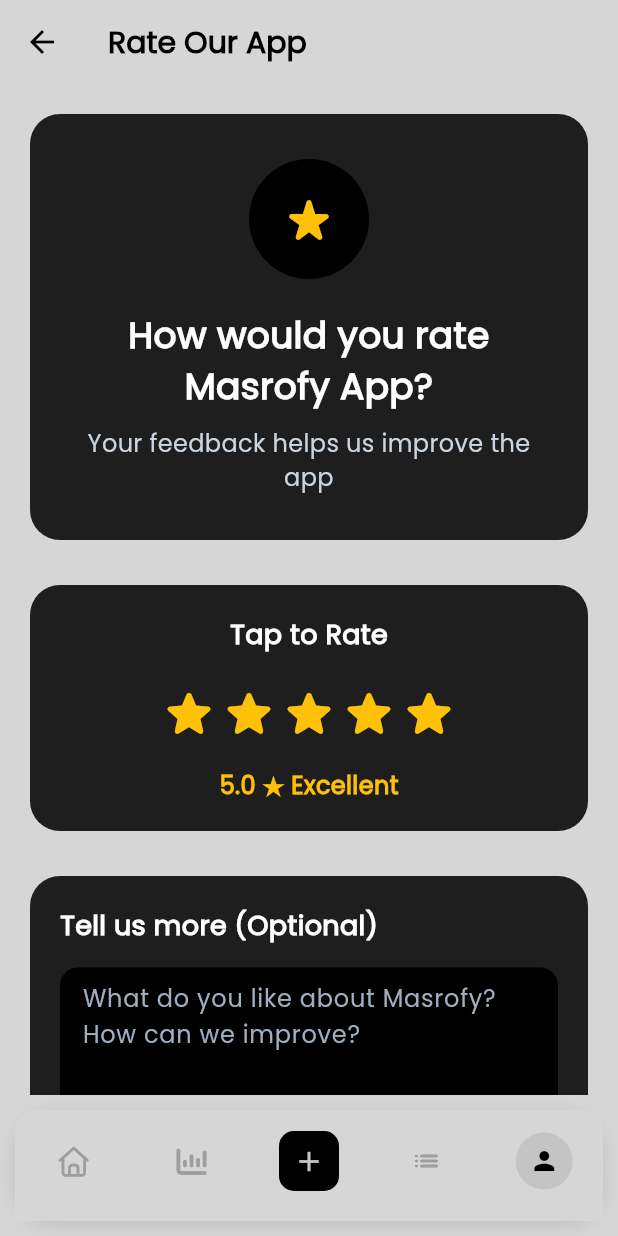
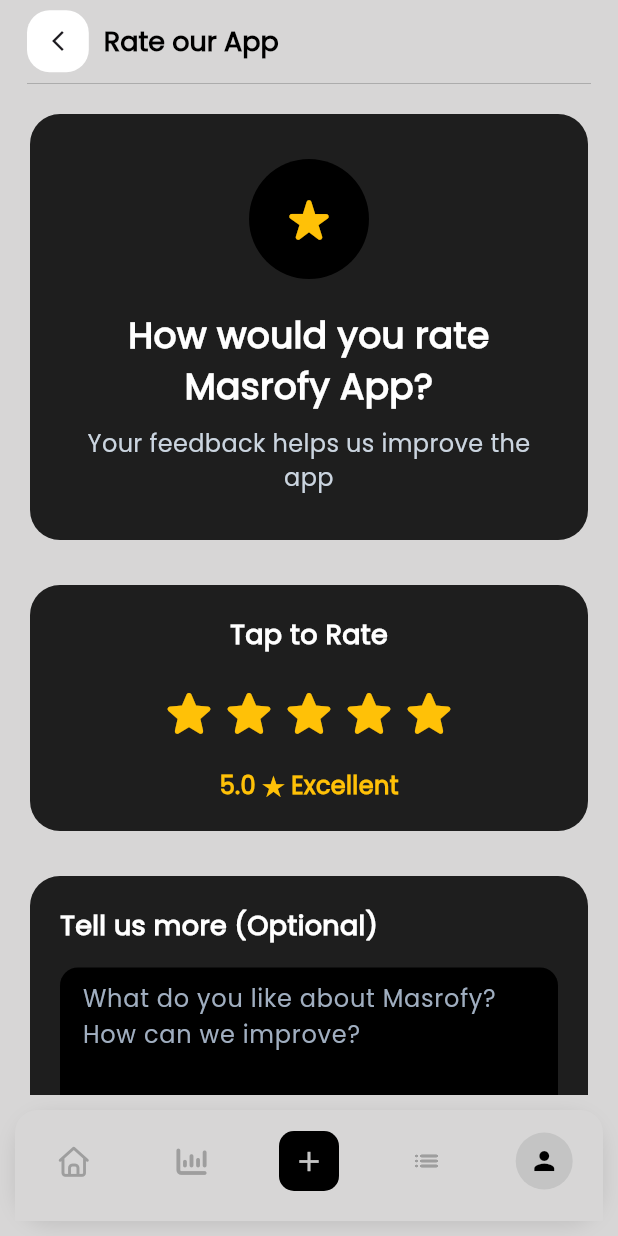
Before and after one commit to Donia-Abd-ElNasser/Masrofy, a Flutter app: the ProfileView screen opened by its route, after a tap on "Rate the app", on a phone screen of 412 x 824 dp. Run offline on Flutter 3.47's test engine with Material 3 defaults, Android fonts, the phone set to English and light mode, and no system bars; our stand-ins replace bloc, cloud_firestore, connectivity_plus, firebase_auth, firebase_core, fl_chart and 5 more; accounts and stored records are empty.

Commit message:
all app completed

```diff
--- a/lib/core/routes.dart
+++ b/lib/core/routes.dart
@@ -2,7 +2,7 @@
 import 'package:flutter/material.dart';
 import 'package:go_router/go_router.dart';
 import 'package:masrofy/profile/profile_view.dart';
-import 'package:masrofy/profile/required_info.dart';
+import 'package:masrofy/garbish/required_info.dart';
 
 import 'package:masrofy/screens/Auth/views/phone_view.dart';
 import 'package:masrofy/screens/Auth/views/verify_phone_view.dart';
--- /dev/null
+++ b/lib/profile/custom_profile_back_buton.dart
@@ -0,0 +1,49 @@
+import 'package:flutter/material.dart';
+import 'package:go_router/go_router.dart';
+
+class CustomProfileBackButon extends StatelessWidget {
+  const CustomProfileBackButon({super.key, required this.width, required this.text});
+final double width;
+  final String text;
+  @override
+  Widget build(BuildContext context) {
+    return Padding(
+      padding: EdgeInsets.symmetric(horizontal: 2),
+      child: Column(
+        children: [
+          SizedBox(height: 15),
+          Row(
+
+            children: [
+              Container(
+                  decoration: BoxDecoration(
+                    color: Colors.white,
+                    borderRadius: BorderRadius.circular(15),
+                  ),
+                  width: width * 0.10,
+                  height: width * 0.1,
+                  child: IconButton(
+                    onPressed: () {
+                    (context).pop();
+                    },
+                    icon: const Icon(Icons.arrow_back_ios_new,size: 16,),
+                  ),
+                ),
+              SizedBox(width: 10),
+
+              Text(
+                text,
+                style: TextStyle(
+                  fontSize: 18,
+                  color: Colors.black,
+                  fontWeight: FontWeight.w600,
+                ),
+              ),
+            ],
+          ),
+          Divider(thickness: 1.2, color: Colors.grey),
+        ],
+      ),
+    );
+  }
+}
--- a/lib/screens/rate_app.dart
+++ b/lib/profile/rate_app.dart
@@ -2,29 +2,24 @@
 import 'package:flutter/material.dart';
 import 'package:font_awesome_flutter/font_awesome_flutter.dart';
 import 'package:masrofy/core/constants.dart';
+
+import 'package:masrofy/profile/custom_profile_back_buton.dart';
 
 class RateAppScreen extends StatelessWidget {
   const RateAppScreen({super.key});
 
   @override
   Widget build(BuildContext context) {
+
+    final width = MediaQuery.of(context).size.width;
     return Scaffold(
       backgroundColor: kPrimaryColor,
       appBar: AppBar(
+        automaticallyImplyLeading: false,
         backgroundColor: kPrimaryColor,
         elevation: 0,
-        leading: IconButton(
-          icon: const Icon(Icons.arrow_back, color: Colors.black),
-          onPressed: () => Navigator.pop(context),
-        ),
-        title: const Text(
-          'Rate Our App',
-          style: TextStyle(
-            color: Colors.black,
-            fontSize: 20,
-            fontWeight: FontWeight.bold,
-          ),
-        ),
+
+        title: CustomProfileBackButon(width: width, text: 'Rate our App')
       ),
       body: SingleChildScrollView(
         padding: const EdgeInsets.all(20),
--- a/lib/screens/Auth/view_model/auth_cubit/auth_cubit.dart
+++ b/lib/screens/Auth/view_model/auth_cubit/auth_cubit.dart
@@ -125,7 +125,7 @@
     } on FirebaseAuthException catch (e) {
       emit(AuthFailure(errmessage: e.message ?? 'Firebase Auth Error'));
     } catch (e) {
-      emit(AuthFailure(errmessage: e.toString()));
+      emit(AuthFailure(errmessage: 'Sign in with Google was cancelled'));
     }
     return null;
   }
--- a/lib/screens/budget/view/budget_view.dart
+++ b/lib/screens/budget/view/budget_view.dart
@@ -117,7 +117,7 @@
                       Builder(
                         builder: (context) {
                           final data = doc.data() as Map<String, dynamic>;
-
+final id =doc.id;
                           final String title = data["category"];
                           final String place = data["description"];
                           final double amount = data["amount"];
@@ -137,6 +137,7 @@
                                 'assets/images/roentgen_fuel-station.png';
                           }
                           return BudgetWidget(
+                            id:id,
                             type: type,
                             height: height,
                             width: width,
--- a/lib/screens/home/view/widgets/in_pie_and_statistics.dart
+++ b/lib/screens/home/view/widgets/in_pie_and_statistics.dart
@@ -90,7 +90,7 @@
         crossAxisAlignment: CrossAxisAlignment.start,
         children: [
           const Text(
-            "Incomes Categories",
+            "Income Categories",
             style: TextStyle(
               fontSize: 18,
               fontWeight: FontWeight.bold,
--- a/lib/screens/onboarding/view/welcome_screen.dart
+++ b/lib/screens/onboarding/view/welcome_screen.dart
@@ -19,7 +19,7 @@
       body: BlocConsumer<AuthCubit, AuthState>(
         listener: (context, state) {
           if (state is AuthSuccess) {
-            GoRouter.of(context).push(AppRoutes.kHomeView);
+            GoRouter.of(context).pushReplacement(AppRoutes.kHomeView);
           } else if (state is AuthFailure) {
             ScaffoldMessenger.of(
               context,
```
Also changed, not shown: lib/profile/about_app.dart (renamed from lib/screens/about_app.dart, +8 -12 lines), lib/profile/assistance.dart (renamed from lib/screens/assistance.dart, +6 -13 lines), lib/profile/profile_view.dart (+4 -138 lines), lib/screens/budget/view/widgets/budget_widget.dart (+7 -3 lines), lib/screens/transaction/view_model/cubit.dart (+17 -4 lines), lib/garbish/required_info.dart (renamed from lib/profile/required_info.dart).
